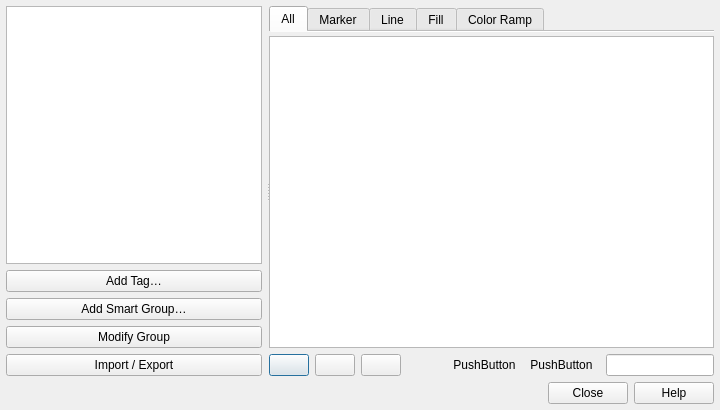
Qt form src/ui/qgsstylemanagerdialogbase.ui (qgis/QGIS) before a commit.
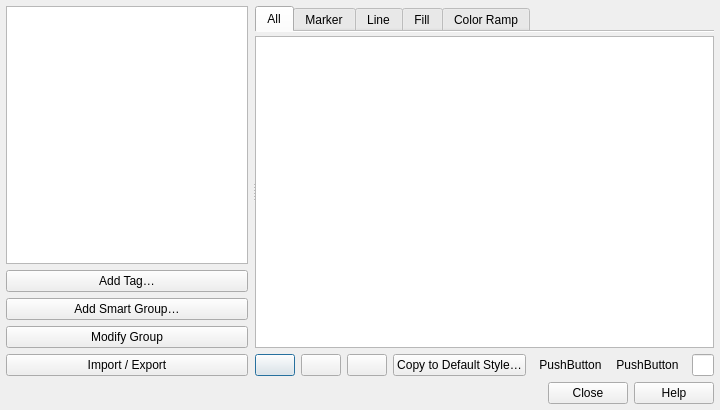
The same form after that commit. Icons and pictures are not drawn. Custom widgets are drawn as their Qt base class.

Commit message: Add 'Copy to default' action as a dedicated button when browsing non-default style

```diff
--- a/src/ui/qgsstylemanagerdialogbase.ui
+++ b/src/ui/qgsstylemanagerdialogbase.ui
@@ -189,6 +189,16 @@
            </property>
           </widget>
          </item>
+         <item>
+          <widget class="QPushButton" name="mCopyToDefaultButton">
+           <property name="toolTip">
+            <string>Copies the selected items to the default style library</string>
+           </property>
+           <property name="text">
+            <string>Copy to Default Style…</string>
+           </property>
+          </widget>
+         </item>
          <item>
           <spacer name="horizontalSpacer">
            <property name="orientation">
```
Left out of the diff: 1 changed line with no effect on the pictures. The commit also changes 1 other file.
